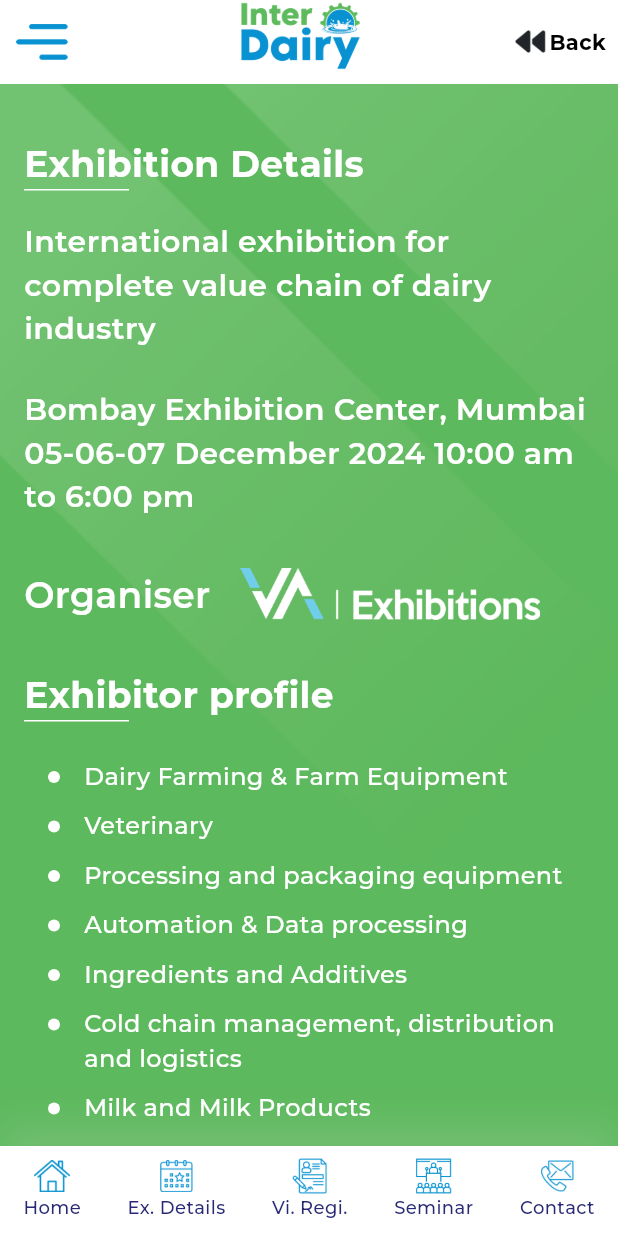
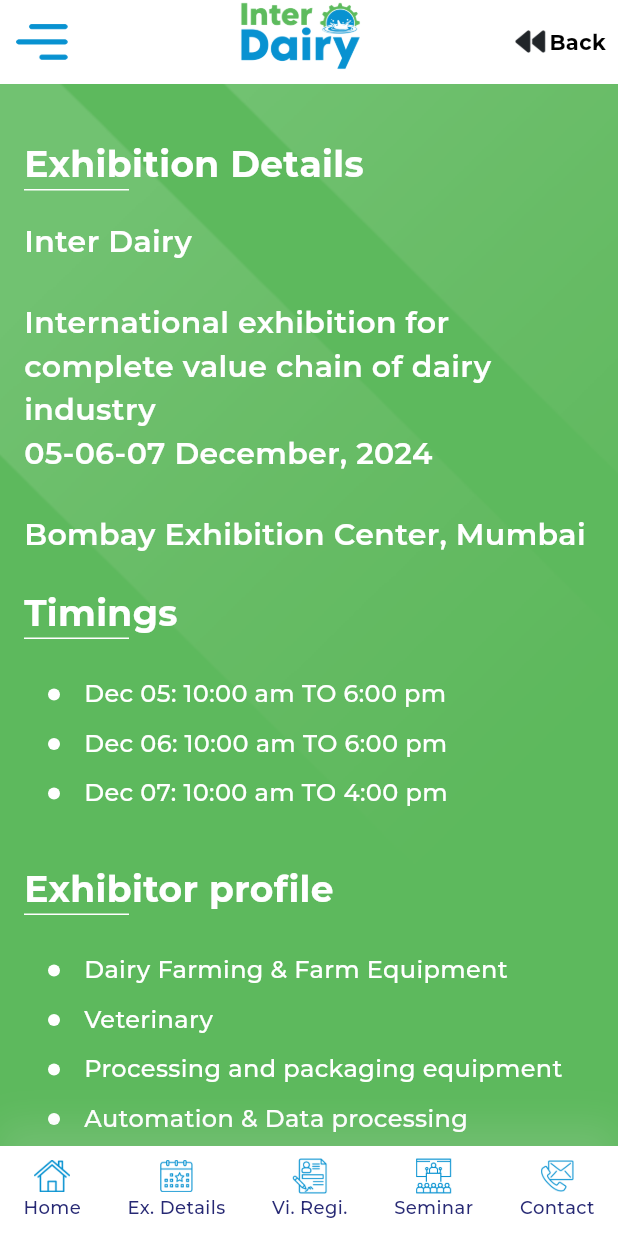
Before and after one commit to satyendrababu/inter_dairy, a Flutter app: the EventDetailsScreen screen opened by its route, on a phone screen of 412 x 824 dp. Run offline on Flutter 3.47's test engine with Material 3 defaults, Android fonts, the light colour scheme and no system bars; our stand-ins replace google_maps_flutter, shared_preferences, webview_flutter; missing offline and left inert: flutter_pdfview, syncfusion_flutter_pdfviewer; accounts and stored records are empty; project files that could hold a hidden picture were left out.

Commit message:
Minor UI changes

```diff
--- a/lib/screens/event_details/EventDetailsBody.dart
+++ b/lib/screens/event_details/EventDetailsBody.dart
@@ -19,21 +19,42 @@
               fit: BoxFit.cover,
             )
         ),
-        SafeArea(
+        const SafeArea(
             child: SingleChildScrollView(
               child: Padding(
-                padding: const EdgeInsets.all(16.0),
+                padding: EdgeInsets.all(16.0),
                 child: Column(
                   crossAxisAlignment: CrossAxisAlignment.start,
                   children: [
                     SizedBox(height: 20),
-                    const TextTitle(text: 'Exhibition Details'),
+                    TextTitle(text: 'Exhibition Details'),
                     SizedBox(height: 20),
-                    const TextHeading(heading: 'International exhibition for complete value chain of dairy industry'),
+                    TextHeading(heading: 'Inter Dairy'),
                     SizedBox(height: 25),
-                    const TextHeading(heading: '''Bombay Exhibition Center, Mumbai 05-06-07 December 2024 10:00 am to 6:00 pm'''),
+                    TextHeading(heading: 'International exhibition for complete value chain of dairy industry \n05-06-07 December, 2024 '),
                     SizedBox(height: 25),
-                    Row(
+                    TextHeading(heading: '''Bombay Exhibition Center, Mumbai'''),
+
+                    SizedBox(height: 20),
+                    TextTitle(text: 'Timings'),
+                    SizedBox(height: 25),
+                    Padding(
+                      padding: EdgeInsets.only(left: 16.0),
+                      child: Column(
+                        children: [
+                          BulletText(text: 'Dec 05: 10:00 am TO 6:00 pm'),
+                          SizedBox(height: 10),
+                          BulletText(text: 'Dec 06: 10:00 am TO 6:00 pm'),
+                          SizedBox(height: 10),
+                          BulletText(text: 'Dec 07: 10:00 am TO 4:00 pm'),
+                          SizedBox(height: 10),
+
+                        ],
+                      ),
+
+                    ),
+
+                    /*Row(
                       mainAxisAlignment: MainAxisAlignment.start,
                       children: [
                         MyTextView(
@@ -48,11 +69,11 @@
                             child: Image.asset('assets/images/va.png')
                         )
                       ],
-                    ),
+                    ),*/
                     SizedBox(height: 25),
-                    const TextTitle(text: 'Exhibitor profile'),
+                    TextTitle(text: 'Exhibitor profile'),
                     SizedBox(height: 25),
-                    const Padding(
+                    Padding(
                       padding: EdgeInsets.only(left: 16.0),
                       child: Column(
                         children: [
@@ -76,9 +97,9 @@
 
                     ),
                     SizedBox(height: 25),
-                    const TextTitle(text: 'Visitor profile'),
+                    TextTitle(text: 'Visitor profile'),
                     SizedBox(height: 25),
-                    const Padding(
+                    Padding(
                       padding: EdgeInsets.only(left: 16.0),
                       child: Column(
                         children: [
--- a/pubspec.yaml
+++ b/pubspec.yaml
@@ -16,7 +16,7 @@
 # https://developer.apple.com/library/archive/documentation/General/Reference/InfoPlistKeyReference/Articles/CoreFoundationKeys.html
 # In Windows, build-name is used as the major, minor, and patch parts
 # of the product and file versions while build-number is used as the build suffix.
-version: 1.0.2+3
+version: 1.0.3+4
 
 environment:
   sdk: ^3.5.1
```
